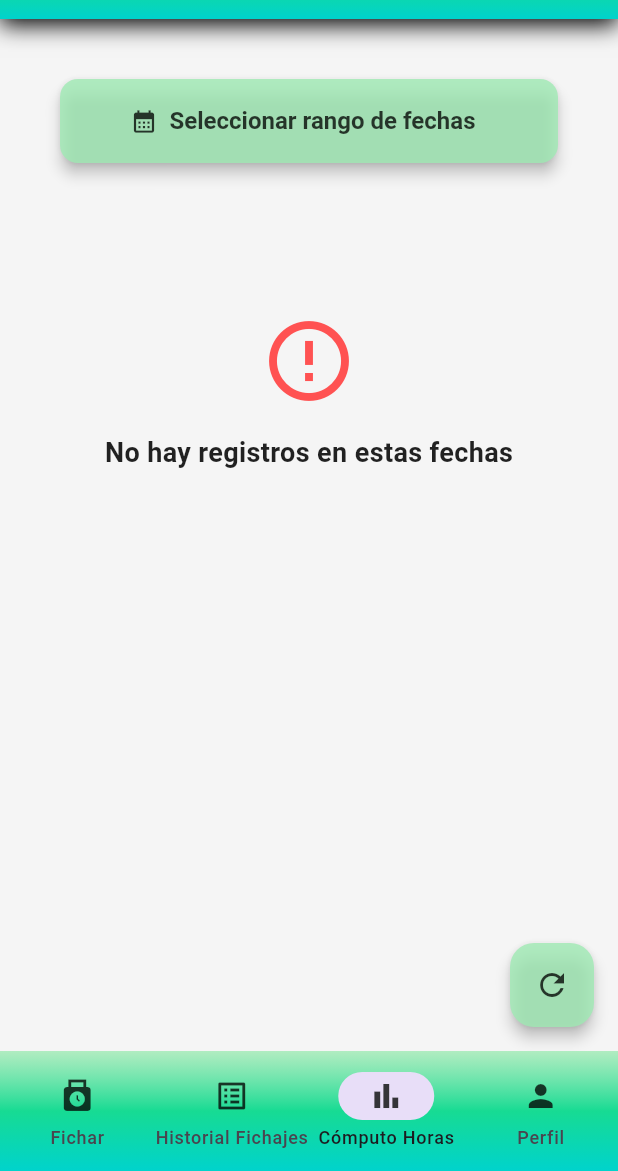
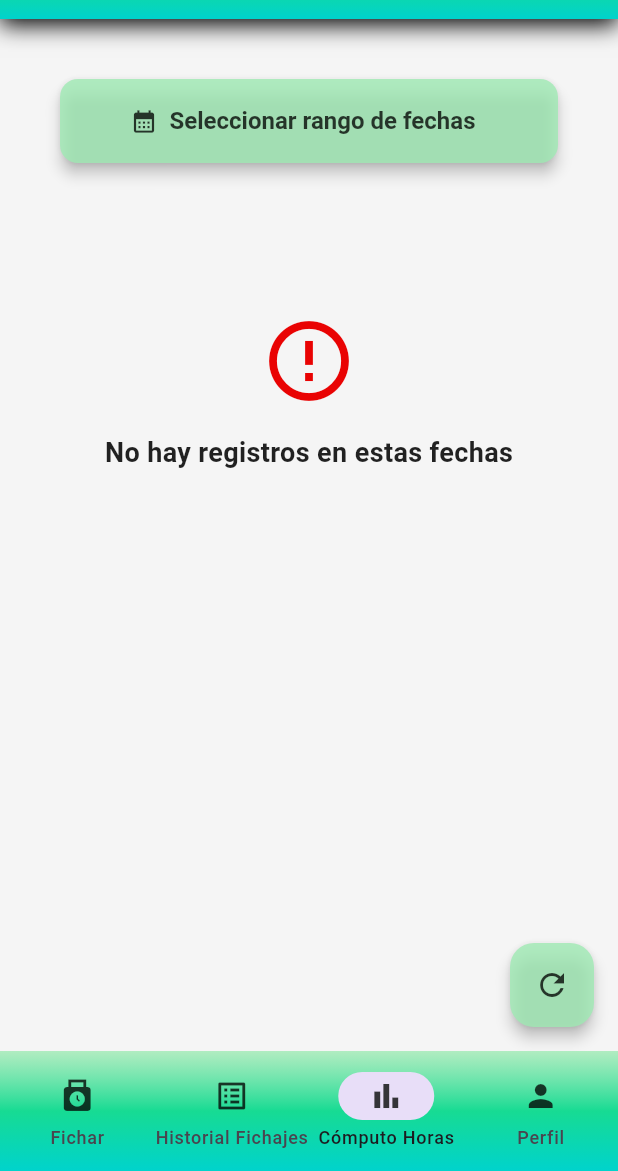
Before and after one commit to alvarolassaletta/ProyectoIntermodular, a Flutter app: the SummaryScreen screen opened by its route, on a phone screen of 412 x 824 dp, the part 65-1236 px from its top. Run offline on Flutter 3.47's test engine with Material 3 defaults, Android fonts, the phone set to English and light mode, and no system bars; our stand-ins replace flutter_dotenv, flutter_secure_storage, go_router, pdf, share_plus, supabase_flutter; accounts and stored records are empty.

Commit message:
refactor: update styles of text in empty list screens

```diff
--- a/lib/core/app_colors.dart
+++ b/lib/core/app_colors.dart
@@ -22,6 +22,7 @@ class AppColors{
   static const Color activeTimeEntryIcon =  Color(0xFFFF9800);
   //static const Color completedTimeEntryIcon = Color(0xD607DD07);
   static const Color completedTimeEntryIcon = Color(0xFF6C7575);
+  static const Color  noEntriesIconColor = Color(0xFFE90303);
 
   //Divider
   static const Color dividerColor = Color.fromARGB(181, 119, 119, 119);
--- a/lib/screens/summary_screen.dart
+++ b/lib/screens/summary_screen.dart
@@ -143,7 +143,7 @@ class _SummaryScreenState extends State<SummaryScreen> {
               child: Column(
                 mainAxisSize: MainAxisSize.min,
                 children: [
-                  const Icon(Icons.error_outline, size: 64, color: Colors.redAccent),
+                  const Icon(Icons.error_outline, size: 64, color: AppColors.noEntriesIconColor),
                   const SizedBox(height: 16),
                   const Text(
                     '¡Whoops! Ha ocurrido un problema de conexión',
@@ -153,8 +153,7 @@ class _SummaryScreenState extends State<SummaryScreen> {
                     height:16
                   ),
                   Text('${snapshot.error}',
-                    style: TextStyle(fontSize: 18, fontWeight: FontWeight.bold,
-                    color: Colors.redAccent),
+                    style: Theme.of(context).textTheme.titleMedium,
                   ),
                   const SizedBox(height: 36),
                   // Cuando se pulse el boton, desapare este widget de error y se muestra el CircularProgressIndicador. El ConnetionState sera waiting
@@ -189,7 +188,7 @@ class _SummaryScreenState extends State<SummaryScreen> {
 
                   const Column(
                     children: [
-                      Icon(Icons.error_outline, size: 64, color: Colors.redAccent),
+                      Icon(Icons.error_outline, size: 64, color: AppColors.noEntriesIconColor),
                       SizedBox(height: 16),
                       Text(
                         'No hay registros en estas fechas',
--- a/lib/screens/time_entry_record_screen.dart
+++ b/lib/screens/time_entry_record_screen.dart
@@ -139,11 +139,12 @@ class _TimeEntryRecordScreenState extends State<TimeEntryRecordScreen> {
           if(timeEntries.isEmpty){
             return Center(
               child:Column(
+                mainAxisSize: MainAxisSize.min,
                 children: [
-                  const Icon(Icons.error_outline, size: 64, color: Colors.redAccent),
+                  const Icon(Icons.error_outline, size: 64, color: AppColors.noEntriesIconColor),
                   const SizedBox(height: 16),
                   Text( 'No hay registros de fichajes todavía',
-                  style: Theme.of(context).textTheme.titleMedium,),
+                  style:  TextStyle(fontSize: 18, fontWeight: FontWeight.bold),),
                 ],
               )
             );
```
